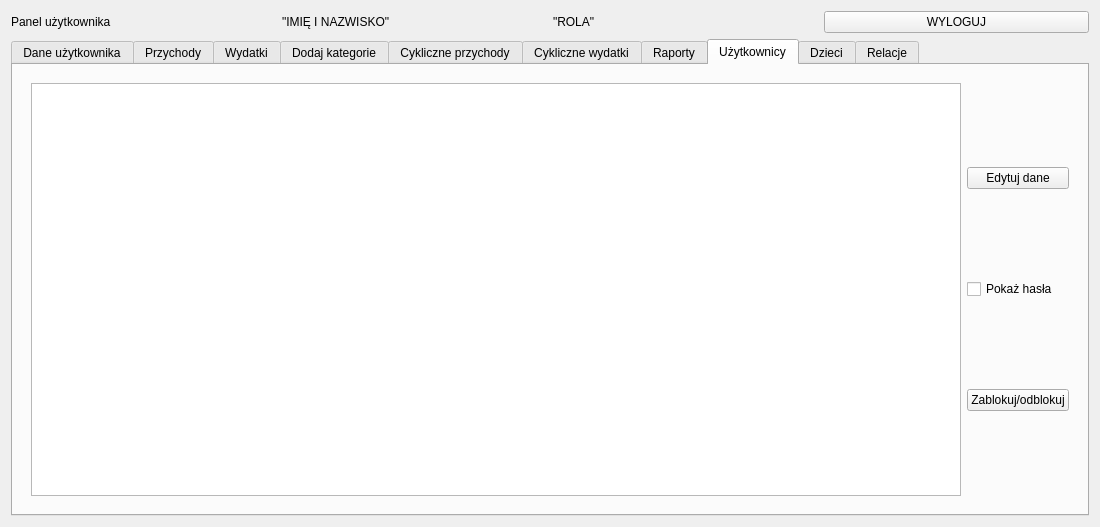
Above: ui/User_Panel.ui from Dawid-Robak-IG/BUDZET_DOMOWY before the change. Below: the same form after it.
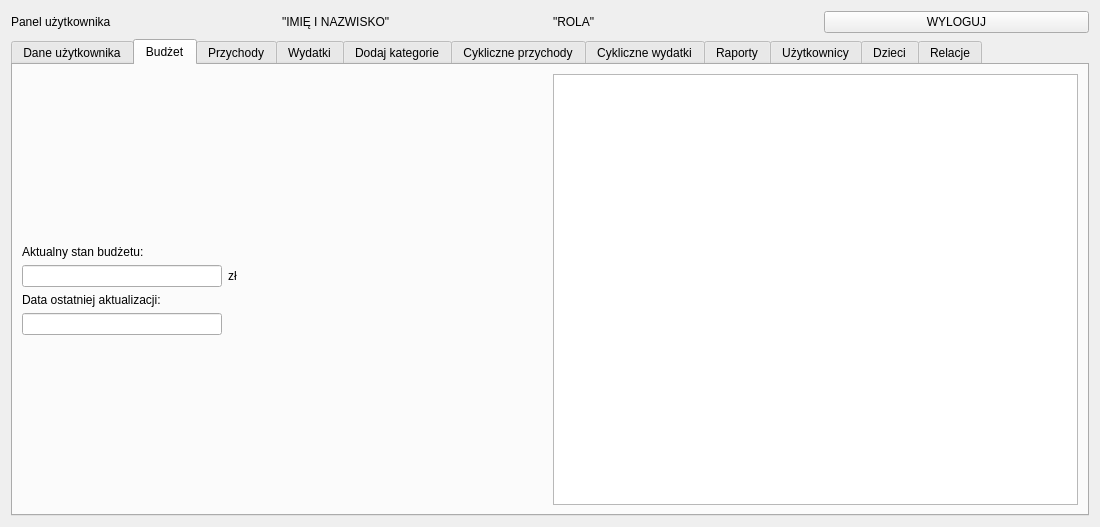
That is the form after the change.

Patch:
```diff
--- a/ui/User_Panel.ui
+++ b/ui/User_Panel.ui
@@ -55,7 +55,7 @@
       <enum>QTabWidget::North</enum>
      </property>
      <property name="currentIndex">
-      <number>7</number>
+      <number>1</number>
      </property>
      <widget class="QWidget" name="tab_DaneUzytkownika">
       <attribute name="title">
@@ -282,6 +282,146 @@
        </item>
       </layout>
      </widget>
+     <widget class="QWidget" name="tab_Budzet">
+      <attribute name="title">
+       <string>Budżet</string>
+      </attribute>
+      <layout class="QHBoxLayout" name="horizontalLayout_38">
+       <item>
+        <layout class="QHBoxLayout" name="horizontalLayout_37">
+         <item>
+          <layout class="QVBoxLayout" name="verticalLayout_21">
+           <property name="leftMargin">
+            <number>0</number>
+           </property>
+           <property name="bottomMargin">
+            <number>0</number>
+           </property>
+           <item>
+            <spacer name="verticalSpacer_14">
+             <property name="orientation">
+              <enum>Qt::Vertical</enum>
+             </property>
+             <property name="sizeHint" stdset="0">
+              <size>
+               <width>20</width>
+               <height>40</height>
+              </size>
+             </property>
+            </spacer>
+           </item>
+           <item>
+            <widget class="QLabel" name="label_49">
+             <property name="text">
+              <string>Aktualny stan budżetu:</string>
+             </property>
+            </widget>
+           </item>
+           <item>
+            <layout class="QHBoxLayout" name="horizontalLayout_39">
+             <item>
+              <widget class="QLineEdit" name="lineEdit_stanBudzet">
+               <property name="maximumSize">
+                <size>
+                 <width>200</width>
+                 <height>16777215</height>
+                </size>
+               </property>
+               <property name="alignment">
+                <set>Qt::AlignRight|Qt::AlignTrailing|Qt::AlignVCenter</set>
+               </property>
+               <property name="readOnly">
+                <bool>true</bool>
+               </property>
+              </widget>
+             </item>
+             <item>
+              <widget class="QLabel" name="label_50">
+               <property name="text">
+                <string>zł</string>
+               </property>
+              </widget>
+             </item>
+             <item>
+              <spacer name="horizontalSpacer_33">
+               <property name="orientation">
+                <enum>Qt::Horizontal</enum>
+               </property>
+               <property name="sizeHint" stdset="0">
+                <size>
+                 <width>40</width>
+                 <height>20</height>
+                </size>
+               </property>
+              </spacer>
+             </item>
+            </layout>
+           </item>
+           <item>
+            <widget class="QLabel" name="label_51">
+             <property name="text">
+              <string>Data ostatniej aktualizacji:</string>
+             </property>
+            </widget>
+           </item>
+           <item>
+            <layout class="QHBoxLayout" name="horizontalLayout_40">
+             <item>
+              <widget class="QLineEdit" name="lineEdit_dataBudzet">
+               <property name="maximumSize">
+                <size>
+                 <width>200</width>
+                 <height>16777215</height>
+                </size>
+               </property>
+               <property name="alignment">
+                <set>Qt::AlignRight|Qt::AlignTrailing|Qt::AlignVCenter</set>
+               </property>
+               <property name="readOnly">
+                <bool>true</bool>
+               </property>
+              </widget>
+             </item>
+             <item>
+              <spacer name="horizontalSpacer_34">
+               <property name="orientation">
+                <enum>Qt::Horizontal</enum>
+               </property>
+               <property name="sizeHint" stdset="0">
+                <size>
+                 <width>40</width>
+                 <height>20</height>
+                </size>
+               </property>
+              </spacer>
+             </item>
+            </layout>
+           </item>
+           <item>
+            <spacer name="verticalSpacer_13">
+             <property name="orientation">
+              <enum>Qt::Vertical</enum>
+             </property>
+             <property name="sizeHint" stdset="0">
+              <size>
+               <width>20</width>
+               <height>40</height>
+              </size>
+             </property>
+            </spacer>
+           </item>
+          </layout>
+         </item>
+         <item>
+          <widget class="QTableView" name="tableView_budzet"/>
+         </item>
+        </layout>
+       </item>
+       <item>
+        <layout class="QHBoxLayout" name="horizontalLayout_36"/>
+       </item>
+      </layout>
+     </widget>
      <widget class="QWidget" name="tab_Przychody">
       <attribute name="title">
        <string>Przychody</string>
```
